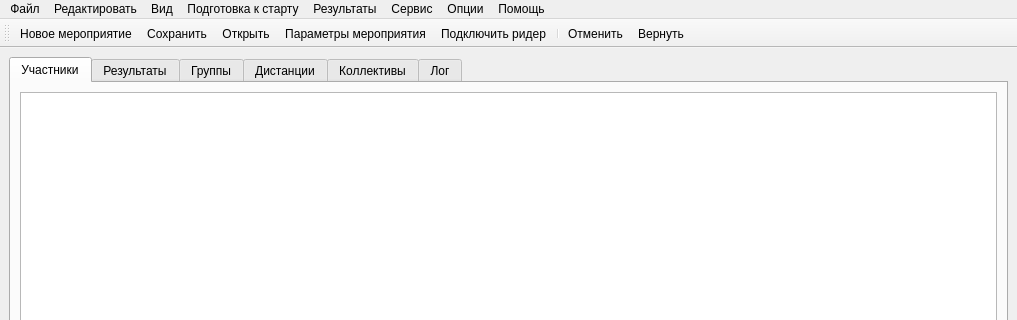
Qt form app/src/mainwindow.ui (godzilloff/t-event) before a commit; both pictures show x 0 to 1017 and y 0 to 320 of the 1017 by 795 pixel window.
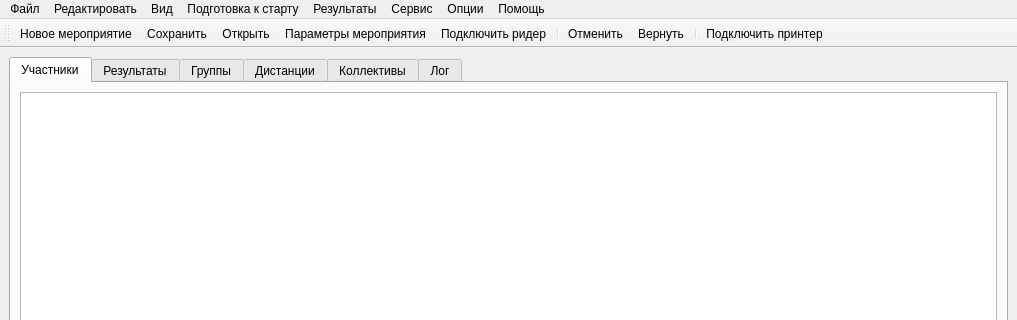
The same form after that commit. Icons and pictures are not drawn.

Commit message: feat(printer): большой задел по печати на bluetooth портативнос чековом принтере

Patch:
```diff
--- a/app/src/mainwindow.ui
+++ b/app/src/mainwindow.ui
@@ -224,6 +224,8 @@
    <addaction name="separator"/>
    <addaction name="act_undo"/>
    <addaction name="act_redo"/>
+   <addaction name="separator"/>
+   <addaction name="act_connect_printer"/>
   </widget>
   <action name="act_new">
    <property name="icon">
@@ -476,6 +478,18 @@
     <enum>QAction::NoRole</enum>
    </property>
   </action>
+  <action name="act_connect_printer">
+   <property name="icon">
+    <iconset resource="../resource.qrc">
+     <normaloff>:/rec/img/printer.svg</normaloff>:/rec/img/printer.svg</iconset>
+   </property>
+   <property name="text">
+    <string>Подключить принтер</string>
+   </property>
+   <property name="toolTip">
+    <string>Подключить принтер</string>
+   </property>
+  </action>
  </widget>
  <resources>
   <include location="../resource.qrc"/>
```
The commit also changes 16 other files.
